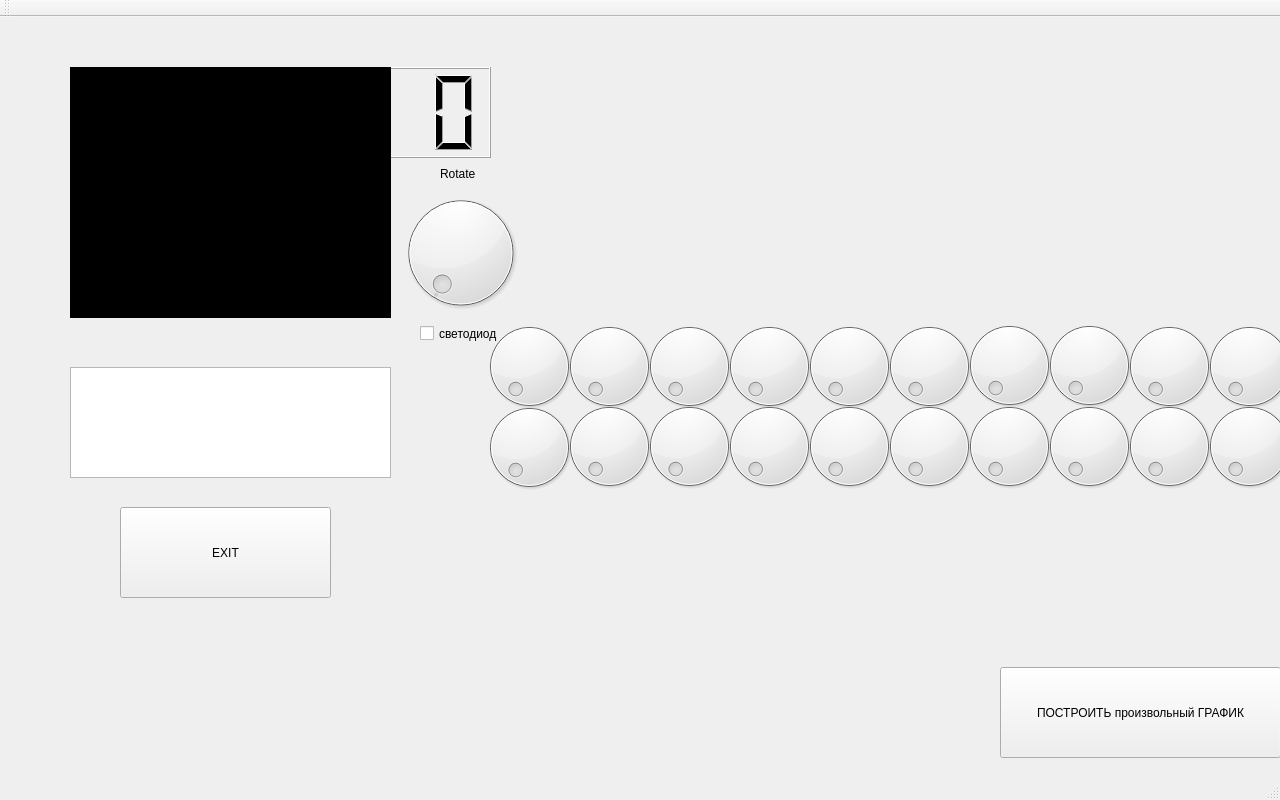
This is mainwindow.ui in tomyqg/topaz-m as Qt 5 draws it before an edit. The edited form follows.
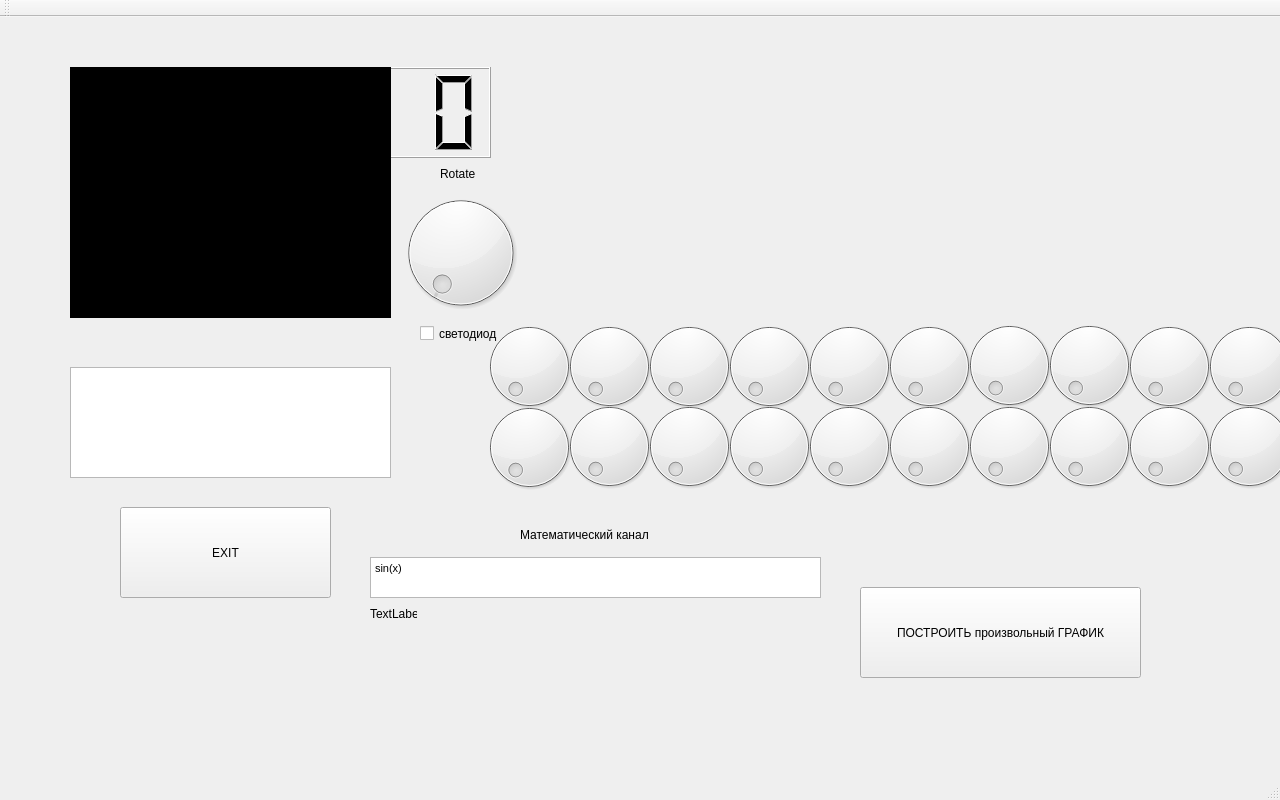
This is the edited form. Icons and pictures are not drawn. Custom widgets are drawn as their Qt base class.

The edit to the form file:
```diff
--- a/mainwindow.ui
+++ b/mainwindow.ui
@@ -118,8 +118,8 @@
    <widget class="QPushButton" name="pushButton_2">
     <property name="geometry">
      <rect>
-      <x>1000</x>
-      <y>650</y>
+      <x>860</x>
+      <y>570</y>
       <width>281</width>
       <height>91</height>
      </rect>
@@ -357,6 +357,49 @@
      </rect>
     </property>
    </widget>
+   <widget class="QTextEdit" name="textEdit">
+    <property name="geometry">
+     <rect>
+      <x>370</x>
+      <y>540</y>
+      <width>451</width>
+      <height>41</height>
+     </rect>
+    </property>
+    <property name="html">
+     <string>&lt;!DOCTYPE HTML PUBLIC &quot;-//W3C//DTD HTML 4.0//EN&quot; &quot;http://www.w3.org/TR/REC-html40/strict.dtd&quot;&gt;
+&lt;html&gt;&lt;head&gt;&lt;meta name=&quot;qrichtext&quot; content=&quot;1&quot; /&gt;&lt;style type=&quot;text/css&quot;&gt;
+p, li { white-space: pre-wrap; }
+&lt;/style&gt;&lt;/head&gt;&lt;body style=&quot; font-family:'MS Shell Dlg 2'; font-size:8.25pt; font-weight:400; font-style:normal;&quot;&gt;
+&lt;p style=&quot; margin-top:0px; margin-bottom:0px; margin-left:0px; margin-right:0px; -qt-block-indent:0; text-indent:0px;&quot;&gt;sin(x)&lt;/p&gt;&lt;/body&gt;&lt;/html&gt;</string>
+    </property>
+   </widget>
+   <widget class="QLabel" name="label_3">
+    <property name="geometry">
+     <rect>
+      <x>520</x>
+      <y>510</y>
+      <width>191</width>
+      <height>16</height>
+     </rect>
+    </property>
+    <property name="text">
+     <string>Математический канал</string>
+    </property>
+   </widget>
+   <widget class="QLabel" name="label_4">
+    <property name="geometry">
+     <rect>
+      <x>370</x>
+      <y>590</y>
+      <width>47</width>
+      <height>13</height>
+     </rect>
+    </property>
+    <property name="text">
+     <string>TextLabel</string>
+    </property>
+   </widget>
   </widget>
   <widget class="QMenuBar" name="menuBar">
    <property name="geometry">
```
